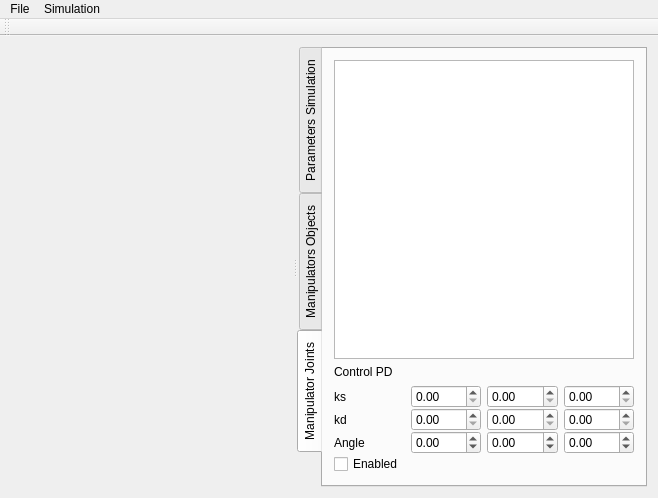
Qt form mainwindow.ui (dtbinh/Physics) before a commit.
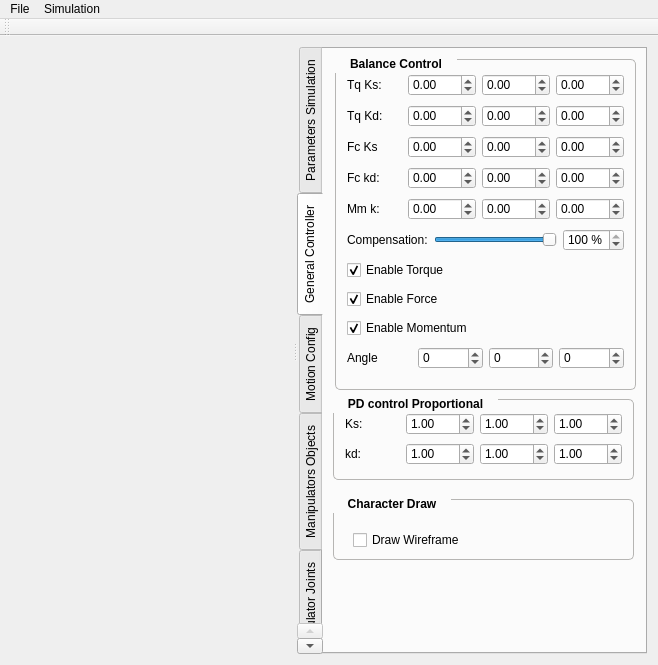
The same form after that commit. Custom widgets are drawn as their Qt base class.

Patch:
```diff
--- a/mainwindow.ui
+++ b/mainwindow.ui
@@ -7,7 +7,7 @@
     <x>0</x>
     <y>0</y>
     <width>658</width>
-    <height>498</height>
+    <height>665</height>
    </rect>
   </property>
   <property name="windowTitle">
@@ -54,7 +54,7 @@
            <enum>QTabWidget::West</enum>
           </property>
           <property name="currentIndex">
-           <number>2</number>
+           <number>1</number>
           </property>
           <property name="tabsClosable">
            <bool>false</bool>
@@ -98,6 +98,719 @@
              </item>
             </layout>
            </widget>
+           <widget class="QCheckBox" name="enableGravity">
+            <property name="geometry">
+             <rect>
+              <x>0</x>
+              <y>70</y>
+              <width>131</width>
+              <height>22</height>
+             </rect>
+            </property>
+            <property name="text">
+             <string>Enable Gravity</string>
+            </property>
+           </widget>
+           <widget class="QWidget" name="layoutWidget1">
+            <property name="geometry">
+             <rect>
+              <x>0</x>
+              <y>40</y>
+              <width>310</width>
+              <height>29</height>
+             </rect>
+            </property>
+            <layout class="QHBoxLayout" name="horizontalLayout_10">
+             <item>
+              <widget class="QLabel" name="label_11">
+               <property name="text">
+                <string>Gravity</string>
+               </property>
+              </widget>
+             </item>
+             <item>
+              <widget class="QDoubleSpinBox" name="gravx">
+               <property name="decimals">
+                <number>1</number>
+               </property>
+               <property name="minimum">
+                <double>-99.000000000000000</double>
+               </property>
+               <property name="maximum">
+                <double>99.000000000000000</double>
+               </property>
+              </widget>
+             </item>
+             <item>
+              <widget class="QDoubleSpinBox" name="gravy">
+               <property name="decimals">
+                <number>1</number>
+               </property>
+               <property name="minimum">
+                <double>-99.000000000000000</double>
+               </property>
+               <property name="maximum">
+                <double>99.000000000000000</double>
+               </property>
+               <property name="value">
+                <double>0.000000000000000</double>
+               </property>
+              </widget>
+             </item>
+             <item>
+              <widget class="QDoubleSpinBox" name="gravz">
+               <property name="decimals">
+                <number>1</number>
+               </property>
+               <property name="minimum">
+                <double>-99.000000000000000</double>
+               </property>
+               <property name="maximum">
+                <double>99.000000000000000</double>
+               </property>
+              </widget>
+             </item>
+            </layout>
+           </widget>
+          </widget>
+          <widget class="QWidget" name="tab">
+           <attribute name="title">
+            <string>General Controller</string>
+           </attribute>
+           <widget class="QGroupBox" name="groupBox_3">
+            <property name="geometry">
+             <rect>
+              <x>12</x>
+              <y>10</y>
+              <width>301</width>
+              <height>331</height>
+             </rect>
+            </property>
+            <property name="font">
+             <font>
+              <pointsize>9</pointsize>
+              <weight>75</weight>
+              <bold>true</bold>
+             </font>
+            </property>
+            <property name="styleSheet">
+             <string notr="true">QGroupBox::title { 
+   
+     subcontrol-position: top left; /* position at the top left*/ 
+  padding: 2px 13px;
+   margin-top: -5px;
+    
+ }
+
+QGroupBox{
+   border: 1px solid rgb(182, 181, 179);
+  border-radius: 5px;
+}</string>
+            </property>
+            <property name="title">
+             <string>Balance Control</string>
+            </property>
+            <layout class="QGridLayout" name="gridLayout_7">
+             <item row="0" column="0">
+              <layout class="QHBoxLayout" name="horizontalLayout_11">
+               <item>
+                <widget class="QLabel" name="label_12">
+                 <property name="text">
+                  <string>Tq Ks:</string>
+                 </property>
+                </widget>
+               </item>
+               <item>
+                <widget class="QDoubleSpinBox" name="xksTqBal">
+                 <property name="minimum">
+                  <double>-500.000000000000000</double>
+                 </property>
+                 <property name="maximum">
+                  <double>500.000000000000000</double>
+                 </property>
+                </widget>
+               </item>
+               <item>
+                <widget class="QDoubleSpinBox" name="yksTqBal">
+                 <property name="minimum">
+                  <double>-500.000000000000000</double>
+                 </property>
+                 <property name="maximum">
+                  <double>500.000000000000000</double>
+                 </property>
+                </widget>
+               </item>
+               <item>
+                <widget class="QDoubleSpinBox" name="zksTqBal">
+                 <property name="minimum">
+                  <double>-500.000000000000000</double>
+                 </property>
+                 <property name="maximum">
+                  <double>500.000000000000000</double>
+                 </property>
+                </widget>
+               </item>
+              </layout>
+             </item>
+             <item row="5" column="0">
+              <layout class="QHBoxLayout" name="horizontalLayout_20">
+               <item>
+                <widget class="QLabel" name="label_19">
+                 <property name="text">
+                  <string>Compensation:</string>
+                 </property>
+                </widget>
+               </item>
+               <item>
+                <widget class="QSlider" name="sliderComp">
+                 <property name="maximum">
+                  <number>100</number>
+                 </property>
+                 <property name="pageStep">
+                  <number>5</number>
+                 </property>
+                 <property name="value">
+                  <number>100</number>
+                 </property>
+                 <property name="orientation">
+                  <enum>Qt::Horizontal</enum>
+                 </property>
+                </widget>
+               </item>
+               <item>
+                <widget class="QSpinBox" name="spinComp">
+                 <property name="suffix">
+                  <string> %</string>
+                 </property>
+                 <property name="prefix">
+                  <string/>
+                 </property>
+                 <property name="maximum">
+                  <number>100</number>
+                 </property>
+                 <property name="singleStep">
+                  <number>5</number>
+                 </property>
+                 <property name="value">
+                  <number>100</number>
+                 </property>
+                </widget>
+               </item>
+              </layout>
+             </item>
+             <item row="1" column="0">
+              <layout class="QHBoxLayout" name="horizontalLayout_12">
+               <item>
+                <widget class="QLabel" name="label_13">
+                 <property name="text">
+                  <string>Tq Kd:</string>
+                 </property>
+                </widget>
+               </item>
+               <item>
+                <widget class="QDoubleSpinBox" name="xkdTqBal">
+                 <property name="minimum">
+                  <double>-500.000000000000000</double>
+                 </property>
+                 <property name="maximum">
+                  <double>500.000000000000000</double>
+                 </property>
+                </widget>
+               </item>
+               <item>
+                <widget class="QDoubleSpinBox" name="ykdTqBal">
+                 <property name="minimum">
+                  <double>-500.000000000000000</double>
+                 </property>
+                 <property name="maximum">
+                  <double>500.000000000000000</double>
+                 </property>
+                </widget>
+               </item>
+               <item>
+                <widget class="QDoubleSpinBox" name="zkdTqBal">
+                 <property name="minimum">
+                  <double>-500.000000000000000</double>
+                 </property>
+                 <property name="maximum">
+                  <double>500.000000000000000</double>
+                 </property>
+                </widget>
+               </item>
+              </layout>
+             </item>
+             <item row="2" column="0">
+              <layout class="QHBoxLayout" name="horizontalLayout_13">
+               <item>
+                <widget class="QLabel" name="label_14">
+                 <property name="text">
+                  <string>Fc Ks</string>
+                 </property>
+                </widget>
+               </item>
+               <item>
+                <widget class="QDoubleSpinBox" name="xksForBal">
+                 <property name="minimum">
+                  <double>-999.000000000000000</double>
+                 </property>
+                 <property name="maximum">
+                  <double>999.000000000000000</double>
+                 </property>
+                </widget>
+               </item>
+               <item>
+                <widget class="QDoubleSpinBox" name="yksForBal">
+                 <property name="minimum">
+                  <double>-999.000000000000000</double>
+                 </property>
+                 <property name="maximum">
+                  <double>999.000000000000000</double>
+                 </property>
+                </widget>
+               </item>
+               <item>
+                <widget class="QDoubleSpinBox" name="zksForBal">
+                 <property name="minimum">
+                  <double>-999.000000000000000</double>
+                 </property>
+                 <property name="maximum">
+                  <double>999.000000000000000</double>
+                 </property>
+                </widget>
+               </item>
+              </layout>
+             </item>
+             <item row="6" column="0">
+              <widget class="QCheckBox" name="checkTorqueBal">
+               <property name="text">
+                <string>Enable Torque</string>
+               </property>
+               <property name="checked">
+                <bool>true</bool>
+               </property>
+              </widget>
+             </item>
+             <item row="3" column="0">
+              <layout class="QHBoxLayout" name="horizontalLayout_14">
+               <item>
+                <widget class="QLabel" name="label_15">
+                 <property name="text">
+                  <string>Fc kd:</string>
+                 </property>
+                </widget>
+               </item>
+               <item>
+                <widget class="QDoubleSpinBox" name="xkdForBal">
+                 <property name="minimum">
+                  <double>-999.000000000000000</double>
+                 </property>
+                 <property name="maximum">
+                  <double>999.000000000000000</double>
+                 </property>
+                </widget>
+               </item>
+               <item>
+                <widget class="QDoubleSpinBox" name="ykdForBal">
+                 <property name="minimum">
+                  <double>-500.000000000000000</double>
+                 </property>
+                 <property name="maximum">
+                  <double>500.000000000000000</double>
+                 </property>
+                </widget>
+               </item>
+               <item>
+                <widget class="QDoubleSpinBox" name="zkdForBal">
+                 <property name="minimum">
+                  <double>-500.000000000000000</double>
+                 </property>
+                 <property name="maximum">
+                  <double>500.000000000000000</double>
+                 </property>
+                </widget>
+               </item>
+              </layout>
+             </item>
+             <item row="7" column="0">
+              <widget class="QCheckBox" name="checkForceBal">
+               <property name="text">
+                <string>Enable Force</string>
+               </property>
+               <property name="checked">
+                <bool>true</bool>
+               </property>
+              </widget>
+             </item>
+             <item row="4" column="0">
+              <layout class="QHBoxLayout" name="horizontalLayout_19">
+               <item>
+                <widget class="QLabel" name="label_18">
+                 <property name="text">
+                  <string>Mm k:</string>
+                 </property>
+                </widget>
+               </item>
+               <item>
+                <widget class="QDoubleSpinBox" name="xkmomBal">
+                 <property name="minimum">
+                  <double>-500.000000000000000</double>
+                 </property>
+                 <property name="maximum">
+                  <double>500.000000000000000</double>
+                 </property>
+                </widget>
+               </item>
+               <item>
+                <widget class="QDoubleSpinBox" name="ykmomBal">
+                 <property name="minimum">
+                  <double>-500.000000000000000</double>
+                 </property>
+                 <property name="maximum">
+                  <double>500.000000000000000</double>
+                 </property>
+                </widget>
+               </item>
+               <item>
+                <widget class="QDoubleSpinBox" name="zkmomBal">
+                 <property name="minimum">
+                  <double>-500.000000000000000</double>
+                 </property>
+                 <property name="maximum">
+                  <double>500.000000000000000</double>
+                 </property>
+                </widget>
+               </item>
+              </layout>
+             </item>
+             <item row="8" column="0">
+              <widget class="QCheckBox" name="checkMomentum">
+               <property name="text">
+                <string>Enable Momentum</string>
+               </property>
+               <property name="checked">
+                <bool>true</bool>
+               </property>
+              </widget>
+             </item>
+             <item row="9" column="0">
+              <layout class="QHBoxLayout" name="horizontalLayout_21">
+               <item>
+                <widget class="QLabel" name="label_20">
+                 <property name="text">
+                  <string>Angle</string>
+                 </property>
+                </widget>
+               </item>
+               <item>
+                <widget class="QSpinBox" name="angleBalBodyx">
+                 <property name="minimum">
+                  <number>-360</number>
+                 </property>
+                 <property name="maximum">
+                  <number>360</number>
+                 </property>
+                </widget>
+               </item>
+               <item>
+                <widget class="QSpinBox" name="angleBalBodyy">
+                 <property name="minimum">
+                  <number>-360</number>
+                 </property>
+                 <property name="maximum">
+                  <number>360</number>
+                 </property>
+                </widget>
+               </item>
+               <item>
+                <widget class="QSpinBox" name="angleBalBodyz">
+                 <property name="minimum">
+                  <number>-360</number>
+                 </property>
+                 <property name="maximum">
+                  <number>360</number>
+                 </property>
+                </widget>
+               </item>
+              </layout>
+             </item>
+            </layout>
+           </widget>
+           <widget class="QGroupBox" name="groupBox_4">
+            <property name="geometry">
+             <rect>
+              <x>10</x>
+              <y>350</y>
+              <width>301</width>
+              <height>81</height>
+             </rect>
+            </property>
+            <property name="font">
+             <font>
+              <pointsize>9</pointsize>
+              <weight>75</weight>
+              <bold>true</bold>
+             </font>
+            </property>
+            <property name="styleSheet">
+             <string notr="true">QGroupBox::title { 
+   
+     subcontrol-position: top left; /* position at the top left*/ 
+  padding: 2px 13px;
+   margin-top: -5px;
+    
+ }
+
+QGroupBox{
+   border: 1px solid rgb(182, 181, 179);
+  border-radius: 5px;
+}</string>
+            </property>
+            <property name="title">
+             <string>PD control Proportional</string>
+            </property>
+            <layout class="QGridLayout" name="gridLayout_8">
+             <item row="0" column="0">
+              <layout class="QHBoxLayout" name="horizontalLayout_15">
+               <item>
+                <widget class="QLabel" name="label_16">
+                 <property name="text">
+                  <string>Ks:</string>
+                 </property>
+                </widget>
+               </item>
+               <item>
+                <widget class="QDoubleSpinBox" name="xksPdProp">
+                 <property name="minimum">
+                  <double>-500.000000000000000</double>
+                 </property>
+                 <property name="maximum">
+                  <double>500.000000000000000</double>
+                 </property>
+                 <property name="value">
+                  <double>1.000000000000000</double>
+                 </property>
+                </widget>
+               </item>
+               <item>
+                <widget class="QDoubleSpinBox" name="yksPdProp">
+                 <property name="minimum">
+                  <double>-500.000000000000000</double>
+                 </property>
+                 <property name="maximum">
+                  <double>500.000000000000000</double>
+                 </property>
+                 <property name="value">
+                  <double>1.000000000000000</double>
+                 </property>
+                </widget>
+               </item>
+               <item>
+                <widget class="QDoubleSpinBox" name="zksPdProp">
+                 <property name="minimum">
+                  <double>-500.000000000000000</double>
+                 </property>
+                 <property name="maximum">
+                  <double>500.000000000000000</double>
+                 </property>
+                 <property name="value">
+                  <double>1.000000000000000</double>
+                 </property>
+                </widget>
+               </item>
+              </layout>
+             </item>
+             <item row="1" column="0">
+              <layout class="QHBoxLayout" name="horizontalLayout_16">
+               <item>
+                <widget class="QLabel" name="label_17">
+                 <property name="text">
+                  <string>kd:</string>
+                 </property>
+                </widget>
+               </item>
+               <item>
+                <widget class="QDoubleSpinBox" name="xkdPdProp">
+                 <property name="minimum">
+                  <double>-500.000000000000000</double>
+                 </property>
+                 <property name="maximum">
+                  <double>500.000000000000000</double>
+                 </property>
+                 <property name="value">
+                  <double>1.000000000000000</double>
+                 </property>
+                </widget>
+               </item>
+               <item>
+                <widget class="QDoubleSpinBox" name="ykdPdProp">
+                 <property name="minimum">
+                  <double>-500.000000000000000</double>
+                 </property>
+                 <property name="maximum">
+                  <double>500.000000000000000</double>
+                 </property>
+                 <property name="value">
+                  <double>1.000000000000000</double>
+                 </property>
+                </widget>
+               </item>
+               <item>
+                <widget class="QDoubleSpinBox" name="zkdPdProp">
+                 <property name="minimum">
+                  <double>-500.000000000000000</double>
+                 </property>
+                 <property name="maximum">
+                  <double>500.000000000000000</double>
+                 </property>
+                 <property name="value">
+                  <double>1.000000000000000</double>
+                 </property>
+                </widget>
+               </item>
+              </layout>
+             </item>
+            </layout>
+           </widget>
+           <widget class="QGroupBox" name="groupBox_7">
+            <property name="geometry">
+             <rect>
+              <x>10</x>
+              <y>450</y>
+              <width>301</width>
+              <height>61</height>
+             </rect>
+            </property>
+            <property name="font">
+             <font>
+              <pointsize>9</pointsize>
+              <weight>75</weight>
+              <bold>true</bold>
+             </font>
+            </property>
+            <property name="styleSheet">
+             <string notr="true">QGroupBox::title { 
+   
+     subcontrol-position: top left; /* position at the top left*/ 
+  padding: 2px 13px;
+   margin-top: -5px;
+    
+ }
+
+QGroupBox{
+   border: 1px solid rgb(182, 181, 179);
+  border-radius: 5px;
+}</string>
+            </property>
+            <property name="title">
+             <string>Character Draw</string>
+            </property>
+            <widget class="QCheckBox" name="checkWireChara">
+             <property name="geometry">
+              <rect>
+               <x>20</x>
+               <y>30</y>
+               <width>151</width>
+               <height>22</height>
+              </rect>
+             </property>
+             <property name="text">
+              <string>Draw Wireframe</string>
+             </property>
+            </widget>
+           </widget>
+          </widget>
+          <widget class="QWidget" name="tab_2">
+           <attribute name="title">
+            <string>Motion Config</string>
+           </attribute>
+           <widget class="QPushButton" name="btnStart">
+            <property name="geometry">
+             <rect>
+              <x>10</x>
+              <y>20</y>
+              <width>98</width>
+              <height>27</height>
+             </rect>
+            </property>
+            <property name="text">
+             <string>Start</string>
+            </property>
+           </widget>
+           <widget class="QPushButton" name="btnPause">
+            <property name="geometry">
+             <rect>
+              <x>110</x>
+              <y>20</y>
+              <width>98</width>
+              <height>27</height>
+             </rect>
+            </property>
+            <property name="text">
+             <string>Pause</string>
+            </property>
+           </widget>
+           <widget class="QPushButton" name="btnRestart">
+            <property name="geometry">
+             <rect>
+              <x>210</x>
+              <y>20</y>
+              <width>98</width>
+              <height>27</height>
+             </rect>
+            </property>
+            <property name="text">
+             <string>Restart</string>
+            </property>
+           </widget>
+           <widget class="QSlider" name="timeLineMotion">
+            <property name="geometry">
+             <rect>
+              <x>10</x>
+              <y>70</y>
+              <width>291</width>
+              <height>29</height>
+             </rect>
+            </property>
+            <property name="pageStep">
+             <number>1</number>
+            </property>
+            <property name="orientation">
+             <enum>Qt::Horizontal</enum>
+            </property>
+           </widget>
+           <widget class="QWidget" name="layoutWidget">
+            <property name="geometry">
+             <rect>
+              <x>90</x>
+              <y>100</y>
+              <width>135</width>
+              <height>19</height>
+             </rect>
+            </property>
+            <layout class="QHBoxLayout" name="horizontalLayout_22">
+             <item>
+              <widget class="QLabel" name="iframe">
+               <property name="text">
+                <string>frame</string>
+               </property>
+              </widget>
+             </item>
+             <item>
+              <widget class="QLabel" name="label_23">
+               <property name="text">
+                <string>/</string>
+               </property>
+              </widget>
+             </item>
+             <item>
+              <widget class="QLabel" name="nframe">
+               <property name="text">
+                <string>totalframe</string>
+               </property>
+              </widget>
+             </item>
+            </layout>
+           </widget>
           </widget>
           <widget class="QWidget" name="tabManipulatorSim">
            <attribute name="title">
@@ -188,33 +901,38 @@
            <attribute name="title">
             <string>Manipulator Joints</string>
            </attribute>
-           <layout class="QGridLayout" name="gridLayout_4">
+           <layout class="QGridLayout" name="gridLayout_10">
             <item row="0" column="0">
              <widget class="QListWidget" name="listWidgetJoints"/>
             </item>
             <item row="1" column="0">
-             <widget class="QLabel" name="label_6">
-              <property name="text">
+             <widget class="QGroupBox" name="groupBox_5">
+              <property name="font">
+               <font>
+                <pointsize>9</pointsize>
+                <weight>75</weight>
+                <bold>true</bold>
+               </font>
+              </property>
+              <property name="styleSheet">
+               <string notr="true">QGroupBox::title { 
+   
+     subcontrol-position: top left; /* position at the top left*/ 
+  padding: 2px 13px;
+   margin-top: -5px;
+    
+ }
+
+QGroupBox{
+   border: 1px solid rgb(182, 181, 179);
+  border-radius: 5px;
+}</string>
+              </property>
+              <property name="title">
                <string>Control PD</string>
               </property>
-             </widget>
-            </item>
-            <item row="2" column="0">
-             <widget class="QFrame" name="infoPD">
-              <property name="frameShape">
-               <enum>QFrame::NoFrame</enum>
-              </property>
-              <property name="frameShadow">
-               <enum>QFrame::Raised</enum>
-              </property>
-              <layout class="QVBoxLayout" name="verticalLayout">
-               <property name="spacing">
-                <number>0</number>
-               </property>
-               <property name="margin">
-                <number>0</number>
-               </property>
-               <item>
+              <layout class="QGridLayout" name="gridLayout_9">
+               <item row="0" column="0">
                 <layout class="QHBoxLayout" name="horizontalLayout_3">
                  <item>
                   <widget class="QLabel" name="label_3">
@@ -224,17 +942,38 @@
                   </widget>
                  </item>
                  <item>
-                  <widget class="QDoubleSpinBox" name="ksx"/>
+                  <widget class="QDoubleSpinBox" name="ksx">
+                   <property name="minimum">
+                    <double>-1000.000000000000000</double>
+                   </property>
+                   <property name="maximum">
+                    <double>1000.000000000000000</double>
+                   </property>
+                  </widget>
                  </item>
                  <item>
-                  <widget class="QDoubleSpinBox" name="ksy"/>
+                  <widget class="QDoubleSpinBox" name="ksy">
+                   <property name="minimum">
+                    <double>-1000.000000000000000</double>
+                   </property>
+                   <property name="maximum">
+                    <double>1000.000000000000000</double>
+                   </property>
+                  </widget>
                  </item>
                  <item>
-                  <widget class="QDoubleSpinBox" name="ksz"/>
+                  <widget class="QDoubleSpinBox" name="ksz">
+                   <property name="minimum">
+                    <double>-1000.000000000000000</double>
+                   </property>
+                   <property name="maximum">
+                    <double>1000.000000000000000</double>
+                   </property>
+                  </widget>
                  </item>
                 </layout>
                </item>
-               <item>
+               <item row="1" column="0">
                 <layout class="QHBoxLayout" name="horizontalLayout_4">
                  <item>
                   <widget class="QLabel" name="label_4">
@@ -244,17 +983,38 @@
                   </widget>
                  </item>
                  <item>
-                  <widget class="QDoubleSpinBox" name="kdx"/>
+                  <widget class="QDoubleSpinBox" name="kdx">
+                   <property name="minimum">
+                    <double>-1000.000000000000000</double>
+                   </property>
+                   <property name="maximum">
+                    <double>1000.000000000000000</double>
+                   </property>
+                  </widget>
                  </item>
                  <item>
-                  <widget class="QDoubleSpinBox" name="kdy"/>
+                  <widget class="QDoubleSpinBox" name="kdy">
+                   <property name="minimum">
+                    <double>-1000.000000000000000</double>
+                   </property>
+                   <property name="maximum">
+                    <double>1000.000000000000000</double>
+                   </property>
+                  </widget>
                  </item>
                  <item>
-                  <widget class="QDoubleSpinBox" name="kdz"/>
+                  <widget class="QDoubleSpinBox" name="kdz">
+                   <property name="minimum">
+                    <double>-1000.000000000000000</double>
+                   </property>
+                   <property name="maximum">
+                    <double>1000.000000000000000</double>
+                   </property>
+                  </widget>
                  </item>
                 </layout>
                </item>
-               <item>
+               <item row="2" column="0">
                 <layout class="QHBoxLayout" name="horizontalLayout_5">
                  <item>
                   <widget class="QLabel" name="label_5">
@@ -295,7 +1055,7 @@
                  </item>
                 </layout>
                </item>
-               <item>
+               <item row="3" column="0">
                 <widget class="QCheckBox" name="enablepd">
                  <property name="text">
                   <string>Enabled</string>
@@ -305,6 +1065,118 @@
               </layout>
              </widget>
             </item>
+            <item row="2" column="0">
+             <widget class="QGroupBox" name="groupBox_6">
+              <property name="font">
+               <font>
+                <pointsize>9</pointsize>
+                <weight>75</weight>
+                <bold>true</bold>
+               </font>
+              </property>
+              <property name="styleSheet">
+               <string notr="true">QGroupBox::title { 
+   
+     subcontrol-position: top left; /* position at the top left*/ 
+  padding: 2px 13px;
+   margin-top: -5px;
+    
+ }
+
+QGroupBox{
+   border: 1px solid rgb(182, 181, 179);
+  border-radius: 5px;
+}</string>
+              </property>
+              <property name="title">
+               <string>Control PD Applied</string>
+              </property>
+              <layout class="QGridLayout" name="gridLayout_4">
+               <item row="0" column="0">
+                <layout class="QHBoxLayout" name="horizontalLayout_17">
+                 <item>
+                  <widget class="QLabel" name="label_6">
+                   <property name="text">
+                    <string>Ks</string>
+                   </property>
+                  </widget>
+                 </item>
+                 <item>
+                  <widget class="QLabel" name="xksPdApply">
+                   <property name="text">
+                    <string>val1</string>
+                   </property>
+                  </widget>
+                 </item>
+                 <item>
+                  <widget class="QLabel" name="yksPdApply">
+                   <property name="text">
+                    <string>val2</string>
+                   </property>
+                  </widget>
+                 </item>
+                 <item>
+                  <widget class="QLabel" name="zksPdApply">
+                   <property name="text">
+                    <string>val3</string>
+                   </property>
+                  </widget>
+                 </item>
+                </layout>
+               </item>
+               <item row="1" column="0">
+                <layout class="QHBoxLayout" name="horizontalLayout_18">
+                 <item>
+                  <widget class="QLabel" name="label_21">
+                   <property name="text">
+                    <string>Kd</string>
+                   </property>
+                  </widget>
+                 </item>
+                 <item>
+                  <widget class="QLabel" name="xkdPdApply">
+                   <property name="text">
+                    <string>val1</string>
+                   </property>
+                  </widget>
+                 </item>
+                 <item>
+                  <widget class="QLabel" name="ykdPdApply">
+                   <property name="text">
+                    <string>val2</string>
+                   </property>
+                  </widget>
+                 </item>
+                 <item>
+                  <widget class="QLabel" name="zkdPdApply">
+                   <property name="text">
+                    <string>val3</string>
+                   </property>
+                  </widget>
+                 </item>
+                </layout>
+               </item>
+              </layout>
+             </widget>
+            </item>
+            <item row="3" column="0">
+             <widget class="QFrame" name="infoPD">
+              <property name="frameShape">
+               <enum>QFrame::NoFrame</enum>
+              </property>
+              <property name="frameShadow">
+               <enum>QFrame::Raised</enum>
+              </property>
+              <layout class="QVBoxLayout" name="verticalLayout">
+               <property name="spacing">
+                <number>0</number>
+               </property>
+               <property name="margin">
+                <number>0</number>
+               </property>
+              </layout>
+             </widget>
+            </item>
            </layout>
           </widget>
          </widget>
```
Left out of the diff: 369 changed lines with no effect on the pictures.
